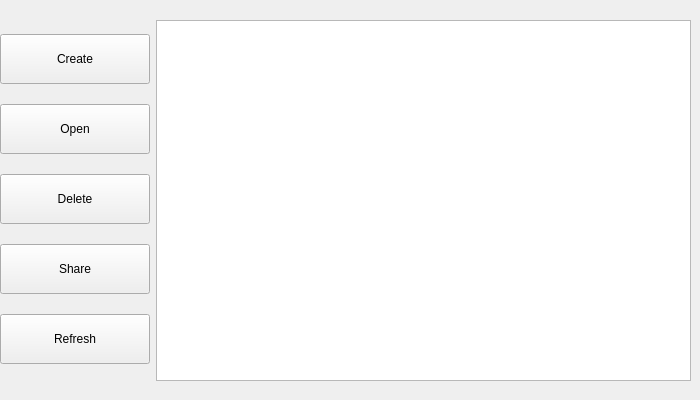
First picture: the form in menu.ui, repository tucaEmanuel18/notePad, before the edit.
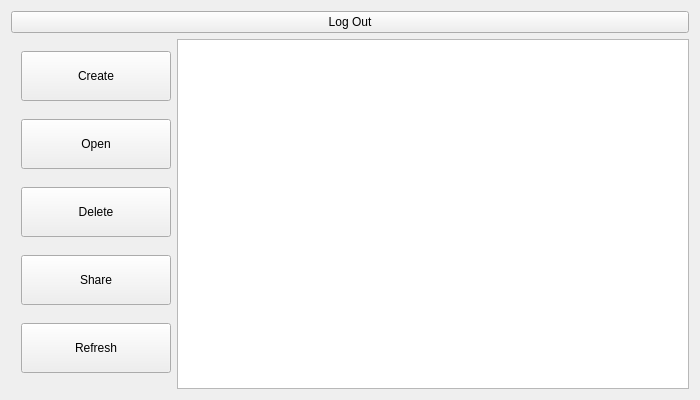
Second picture: the form after the edit.

What changed in the file:
```diff
--- a/menu.ui
+++ b/menu.ui
@@ -13,16 +13,34 @@
   <property name="windowTitle">
    <string>Form</string>
   </property>
-  <widget class="QWidget" name="layoutWidget">
-   <property name="geometry">
-    <rect>
-     <x>0</x>
-     <y>20</y>
-     <width>691</width>
-     <height>361</height>
-    </rect>
-   </property>
+  <layout class="QVBoxLayout" name="verticalLayout_3">
+   <item>
+    <layout class="QVBoxLayout" name="verticalLayout_2">
+     <item>
+      <widget class="QPushButton" name="logOutButton">
+       <property name="text">
+        <string>Log Out</string>
+       </property>
+      </widget>
+     </item>
+     <item>
    <layout class="QHBoxLayout" name="horizontalLayout">
+       <item>
+        <spacer name="horizontalSpacer">
+         <property name="orientation">
+          <enum>Qt::Horizontal</enum>
+         </property>
+         <property name="sizeType">
+          <enum>QSizePolicy::Fixed</enum>
+         </property>
+         <property name="sizeHint" stdset="0">
+          <size>
+           <width>10</width>
+           <height>50</height>
+          </size>
+         </property>
+        </spacer>
+       </item>
     <item>
      <layout class="QVBoxLayout" name="verticalLayout">
       <item>
@@ -138,7 +156,10 @@
      <widget class="QTableWidget" name="documentsTable"/>
     </item>
    </layout>
-  </widget>
+     </item>
+    </layout>
+   </item>
+  </layout>
  </widget>
  <resources/>
  <connections/>
```
Lines whose indentation alone changed are shown as unchanged.
